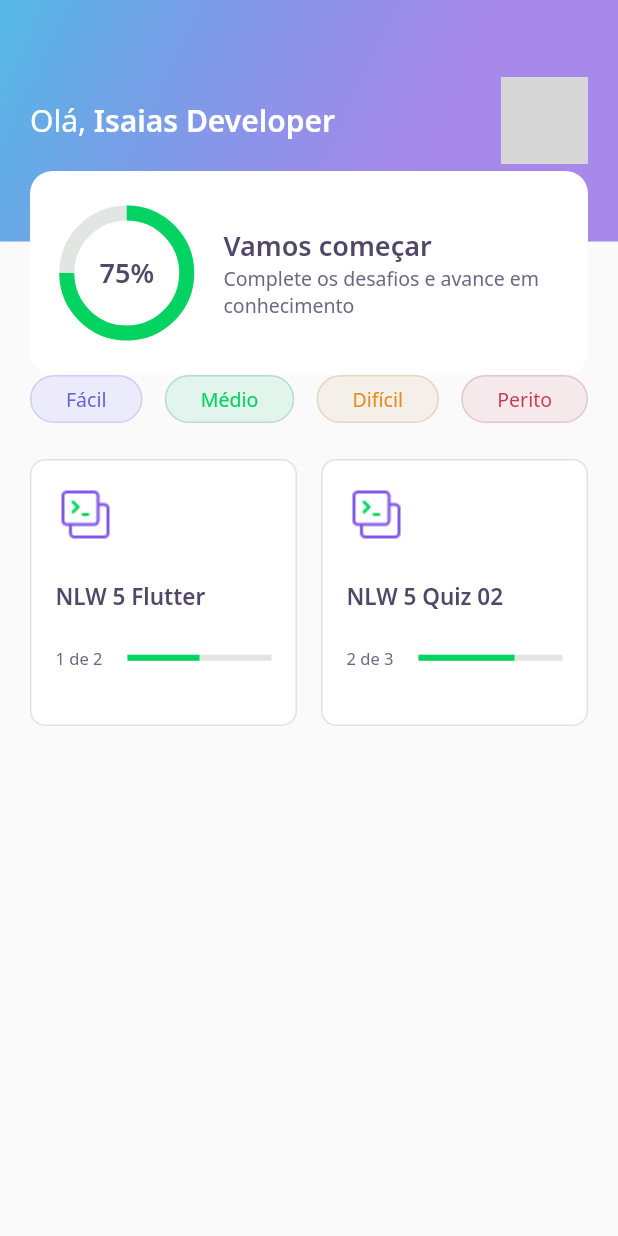
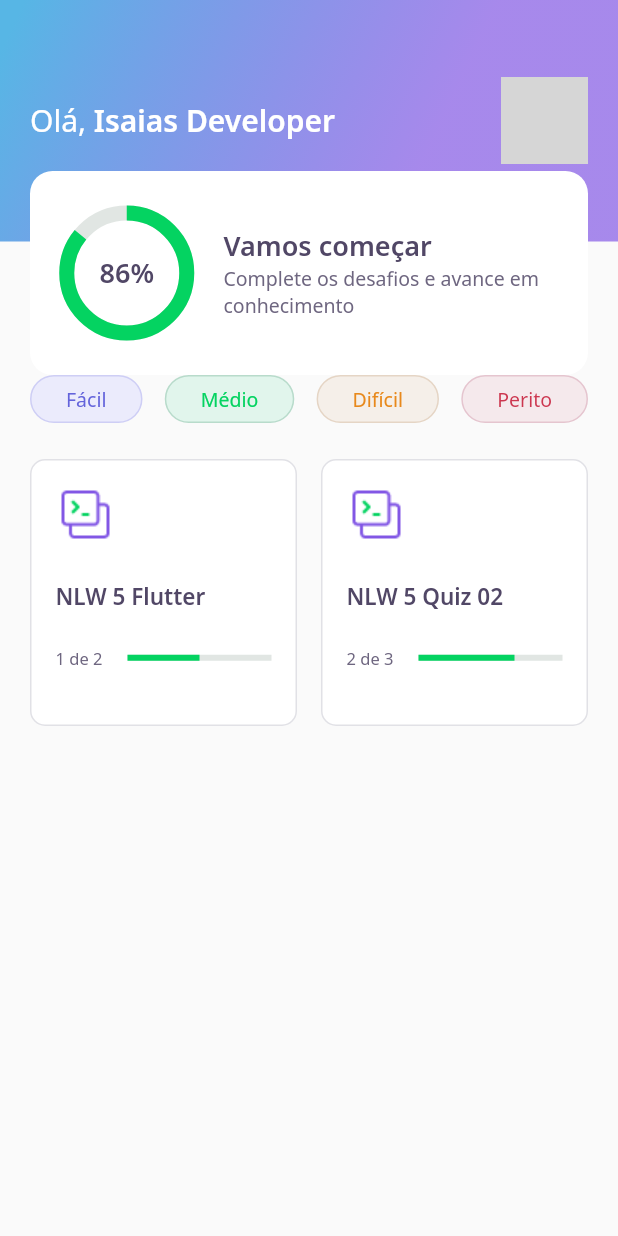
Before and after one commit to IsaBass/nlw5_devquiz, a Flutter app: the screen it shows after launch, on a phone screen of 412 x 824 dp. Run offline on Flutter 3.47's test engine with Material 2 defaults, Android fonts, the phone set to English and light mode, and no system bars; our stand-ins replace google_fonts, share_plus; accounts and stored records are empty; network calls fail; grey boxes are pictures that could not be loaded.

Commit message:
after aula 05 Final

```diff
--- a/lib/challenge/challenge_controller.dart
+++ b/lib/challenge/challenge_controller.dart
@@ -4,4 +4,6 @@ class ChallengeController {
   final currentPageNotifier = ValueNotifier<int>(0);
   set currentPage(int page) => currentPageNotifier.value = page;
   int get currentPage => currentPageNotifier.value;
+
+  int qtdAcertos = 0;
 }
--- a/lib/challenge/widgets/awnser/awnser_widget.dart
+++ b/lib/challenge/widgets/awnser/awnser_widget.dart
@@ -6,7 +6,7 @@ import 'package:devquiz/shared/models/awnser_model.dart';
 class AwnserWidget extends StatelessWidget {
   final AwnserModel awnser;
   final bool isSelected;
-  final VoidCallback onTap;
+  final ValueChanged<bool> onTap;
   final bool disable;
 
   const AwnserWidget({
@@ -51,7 +51,9 @@ class AwnserWidget extends StatelessWidget {
     return IgnorePointer(
       ignoring: disable,
       child: GestureDetector(
-        onTap: onTap,
+        onTap: () {
+          onTap(awnser.isRight);
+        },
         child: Container(
           margin: EdgeInsets.symmetric(horizontal: 16, vertical: 4),
           padding: EdgeInsets.all(16),
--- a/lib/challenge/widgets/next_button/next_button_widget.dart
+++ b/lib/challenge/widgets/next_button/next_button_widget.dart
@@ -27,6 +27,12 @@ class NextButtonWidget extends StatelessWidget {
   NextButtonWidget.white({required String label, required VoidCallback onTap})
       : this.backgroundColor = AppColors.white,
         this.fontColor = AppColors.lightGrey,
+        this.borderColor = AppColors.border,
+        this.onTap = onTap,
+        this.label = label;
+  NextButtonWidget.purple({required String label, required VoidCallback onTap})
+      : this.backgroundColor = AppColors.purple,
+        this.fontColor = AppColors.white,
         this.borderColor = AppColors.border,
         this.onTap = onTap,
         this.label = label;
--- a/lib/core/app_widget.dart
+++ b/lib/core/app_widget.dart
@@ -1,4 +1,4 @@
-import 'package:devquiz/home/home_page.dart';
+import 'package:devquiz/splash/splash_page.dart';
 import 'package:flutter/material.dart';
 
 class AppWidget extends StatelessWidget {
@@ -7,7 +7,7 @@ class AppWidget extends StatelessWidget {
     return MaterialApp(
       debugShowCheckedModeBanner: false,
       title: "DevQuiz",
-      home: HomePage(),
+      home: SplashPage(),
     );
   }
 }
--- a/lib/home/widgets/appbar/appbar_widget.dart
+++ b/lib/home/widgets/appbar/appbar_widget.dart
@@ -47,7 +47,7 @@ class AppBarWidget extends PreferredSize {
                 ),
                 Align(
                   alignment: Alignment(0.0, 1),
-                  child: ScoreCardWidget(),
+                  child: ScoreCardWidget(percent: user.score / 100),
                 ),
               ],
             ),
--- a/lib/home/widgets/chart/chart_widget.dart
+++ b/lib/home/widgets/chart/chart_widget.dart
@@ -1,8 +1,35 @@
-import 'package:devquiz/core/core.dart';
 import 'package:flutter/material.dart';
 
-class ChartWidget extends StatelessWidget {
-  const ChartWidget({Key? key}) : super(key: key);
+import 'package:devquiz/core/core.dart';
+
+class ChartWidget extends StatefulWidget {
+  final double percent;
+  const ChartWidget({
+    Key? key,
+    required this.percent,
+  }) : super(key: key);
+
+  @override
+  _ChartWidgetState createState() => _ChartWidgetState();
+}
+
+class _ChartWidgetState extends State<ChartWidget>
+    with SingleTickerProviderStateMixin {
+  late AnimationController _controller;
+  late Animation<double> _animation;
+
+  void _initAnimation() {
+    _controller =
+        AnimationController(vsync: this, duration: Duration(seconds: 3));
+    _animation = Tween(begin: 0.0, end: widget.percent).animate(_controller);
+    _controller.forward();
+  }
+
+  @override
+  void initState() {
+    _initAnimation();
+    super.initState();
+  }
 
   @override
   Widget build(BuildContext context) {
@@ -10,7 +37,10 @@ class ChartWidget extends StatelessWidget {
       // padding: EdgeInsets.all(8),
       width: 80,
       height: 80,
-      child: Stack(
+      child: AnimatedBuilder(
+          animation: _animation,
+          builder: (context, _) {
+            return Stack(
               children: [
                 Center(
                   child: Container(
@@ -18,7 +48,7 @@ class ChartWidget extends StatelessWidget {
                     height: 80,
                     child: CircularProgressIndicator(
                       strokeWidth: 10,
-                value: 0.75,
+                      value: _animation.value,
                       backgroundColor: AppColors.chartSecondary,
                       valueColor:
                           AlwaysStoppedAnimation<Color>(AppColors.chartPrimary),
@@ -27,12 +57,13 @@ class ChartWidget extends StatelessWidget {
                 ),
                 Center(
                   child: Text(
-              "75%",
+                    "${(_animation.value * 100).toInt()}%",
                     style: AppTextStyles.heading,
                   ),
                 )
               ],
-      ),
+            );
+          }),
     );
   }
 }
--- a/lib/home/widgets/score_card/score_card_widget.dart
+++ b/lib/home/widgets/score_card/score_card_widget.dart
@@ -1,9 +1,14 @@
+import 'package:flutter/material.dart';
+
 import 'package:devquiz/core/core.dart';
 import 'package:devquiz/home/widgets/chart/chart_widget.dart';
-import 'package:flutter/material.dart';
 
 class ScoreCardWidget extends StatelessWidget {
-  const ScoreCardWidget({Key? key}) : super(key: key);
+  final double percent;
+  const ScoreCardWidget({
+    Key? key,
+    required this.percent,
+  }) : super(key: key);
 
   @override
   Widget build(BuildContext context) {
@@ -23,7 +28,7 @@ class ScoreCardWidget extends StatelessWidget {
             children: [
               Expanded(
                 flex: 1,
-                child: ChartWidget(),
+                child: ChartWidget(percent: percent),
               ),
               Expanded(
                 flex: 3,
--- a/lib/main.dart
+++ b/lib/main.dart
@@ -6,6 +6,7 @@ import 'core/app_widget.dart';
 // aula 2: #embuscadoproximonivel
 // aula 3: #astronautas
 // aula 4: #universoinfinito
+// aula 5: #missaocumprida
 
 void main() {
   runApp(AppWidget());
--- a/pubspec.yaml
+++ b/pubspec.yaml
@@ -10,6 +10,7 @@ dependencies:
     sdk: flutter
   cupertino_icons: ^1.0.2
   google_fonts: ^2.0.0
+  share_plus: ^2.0.1
 
 dev_dependencies:
   flutter_test:
```
Also changed, not shown: lib/challenge/challenge_page.dart (+25 -4 lines), lib/challenge/widgets/quiz/quiz_widget.dart (+5 -4 lines), lib/result/result_page.dart (added, +80 -0 lines), lib/splash/splash_page.dart (+8 -0 lines), assets/images/trophy.png, assets/images/trophyOld.png (added), pubspec.lock, 3 other files. Lines whose indentation alone changed are shown as unchanged.
